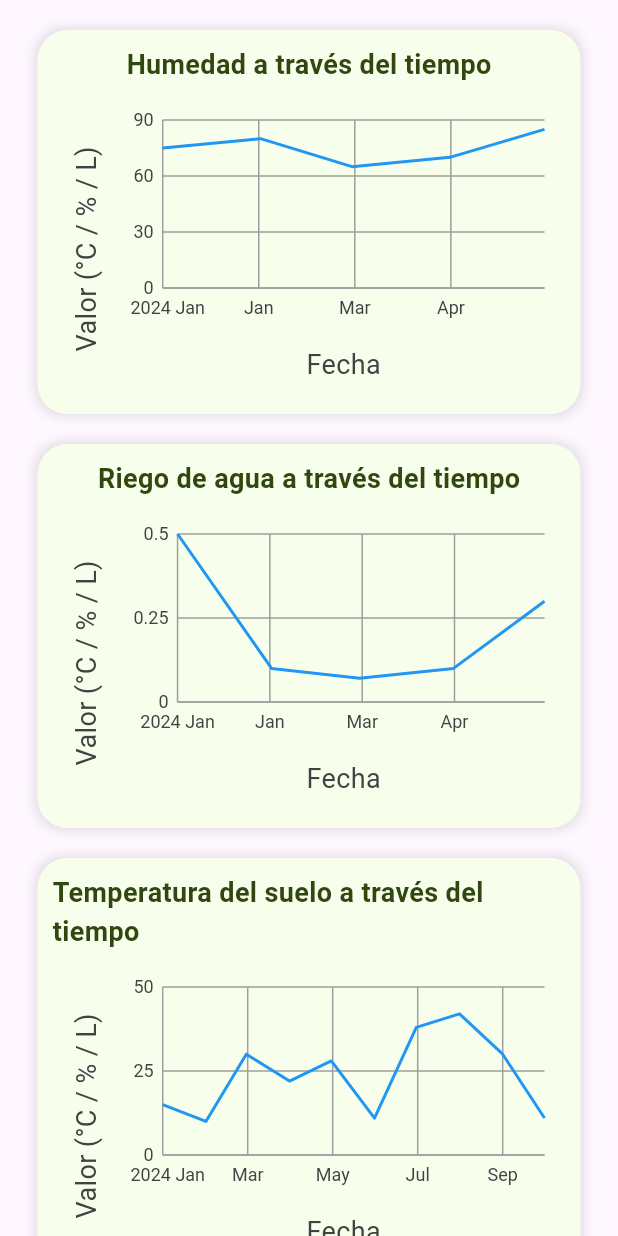
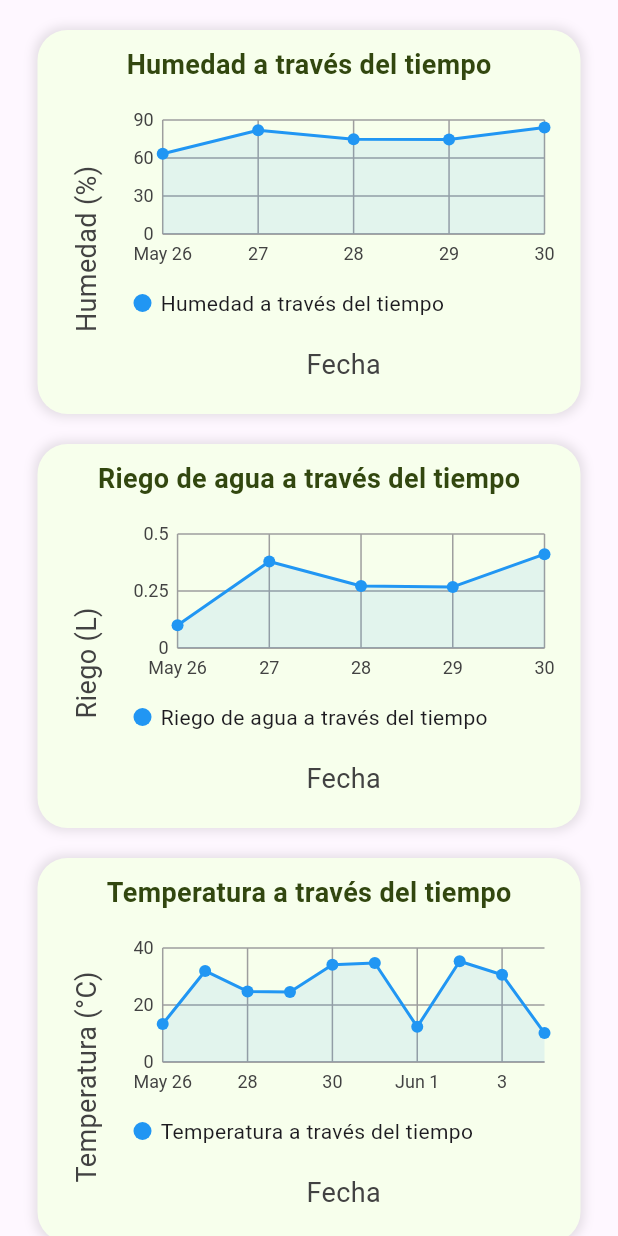
Before and after one commit to Bxnju/SRAC, a Flutter app: the CropChart widget shown alone on an empty page, opened directly, on a phone screen of 412 x 824 dp. Run offline on Flutter 3.47's test engine with Material 3 defaults, Android fonts, the light colour scheme and no system bars; our stand-ins replace cloud_firestore, community_charts_flutter, firebase_core, flutter_screenutil; accounts and stored records are empty; Roboto replaces fonts that are missing (Poppins).

Commit message:
feat: charts data is randomnly generated now

```diff
--- a/lib/pages/view_crop_detail.dart
+++ b/lib/pages/view_crop_detail.dart
@@ -1,6 +1,7 @@
 import 'package:flutter/material.dart';
 import 'package:srac_app/pages/view_home.dart';
 import 'package:srac_app/pages/view_user_info.dart';
+import 'dart:math';
 import 'package:srac_app/pages/view_crops.dart';
 import 'package:community_charts_flutter/community_charts_flutter.dart'
     as charts;
@@ -337,41 +338,35 @@ class CropChart extends StatelessWidget {
       children: [
         ChartContainer(
           title: "Humedad a través del tiempo",
-          data: [
-            TimeSeriesData(DateTime(2024, 1, 1), 75),
-            TimeSeriesData(DateTime(2024, 2, 1), 80),
-            TimeSeriesData(DateTime(2024, 3, 1), 65),
-            TimeSeriesData(DateTime(2024, 4, 1), 70),
-            TimeSeriesData(DateTime(2024, 5, 1), 85),
-          ],
+          data: generateRandomData(5, 60, 90), // Generar 5 puntos entre 60 y 90
         ),
         ChartContainer(
           title: "Riego de agua a través del tiempo",
-          data: [
-            TimeSeriesData(DateTime(2024, 1, 1), 0.5),
-            TimeSeriesData(DateTime(2024, 2, 1), 0.1),
-            TimeSeriesData(DateTime(2024, 3, 1), 0.071),
-            TimeSeriesData(DateTime(2024, 4, 1), 0.1),
-            TimeSeriesData(DateTime(2024, 5, 1), 0.3),
-          ],
+          data: generateRandomData(
+              5, 0.05, 0.5), // Generar 5 puntos entre 0.05 y 0.5
         ),
         ChartContainer(
-          title: "Temperatura del suelo a través del tiempo",
-          data: [
-            TimeSeriesData(DateTime(2024, 1, 1), 15),
-            TimeSeriesData(DateTime(2024, 2, 1), 10),
-            TimeSeriesData(DateTime(2024, 3, 1), 30),
-            TimeSeriesData(DateTime(2024, 4, 1), 22),
-            TimeSeriesData(DateTime(2024, 5, 1), 28),
-            TimeSeriesData(DateTime(2024, 6, 1), 11),
-            TimeSeriesData(DateTime(2024, 7, 1), 38),
-            TimeSeriesData(DateTime(2024, 8, 1), 42),
-            TimeSeriesData(DateTime(2024, 9, 1), 30),
-            TimeSeriesData(DateTime(2024, 10, 1), 11),
-          ],
+          title: "Temperatura a través del tiempo",
+          data:
+              generateRandomData(10, 10, 40), // Generar 10 puntos entre 10 y 40
         ),
       ],
     );
+  }
+
+  List<TimeSeriesData> generateRandomData(int count, double min, double max) {
+    List<TimeSeriesData> data = [];
+    Random random = Random();
+    DateTime now = DateTime.now();
+    DateTime startOfDay = DateTime(now.year, now.month, now.day);
+
+    for (int i = 0; i < count; i++) {
+      DateTime time = startOfDay.add(Duration(days: i));
+      double value = min + random.nextDouble() * (max - min);
+      data.add(TimeSeriesData(time, value));
+    }
+
+    return data;
   }
 }
 
@@ -425,17 +420,34 @@ class ChartContainer extends StatelessWidget {
               animate: true,
               dateTimeFactory: const charts.LocalDateTimeFactory(),
               behaviors: [
+                charts.SeriesLegend(
+                  position: charts.BehaviorPosition.bottom,
+                  outsideJustification:
+                      charts.OutsideJustification.middleDrawArea,
+                ),
                 charts.ChartTitle('Fecha',
                     behaviorPosition: charts.BehaviorPosition.bottom,
                     titleOutsideJustification:
                         charts.OutsideJustification.middleDrawArea,
                     innerPadding: 18),
-                charts.ChartTitle('Valor (°C / % / L)',
+                charts.ChartTitle(
+                    title.contains('Humedad')
+                        ? 'Humedad (%)'
+                        : title.contains('Riego')
+                            ? 'Riego (L)'
+                            : 'Temperatura (°C)',
                     behaviorPosition: charts.BehaviorPosition.start,
                     titleOutsideJustification:
                         charts.OutsideJustification.middleDrawArea,
                     innerPadding: 18),
               ],
+              defaultRenderer: charts.LineRendererConfig<DateTime>(
+                includePoints: true,
+                includeArea: true,
+                stacked: false,
+                radiusPx: 4.0,
+                strokeWidthPx: 2.0,
+              ),
               primaryMeasureAxis: charts.NumericAxisSpec(
                 renderSpec: charts.GridlineRendererSpec(
                   lineStyle: charts.LineStyleSpec(
```
